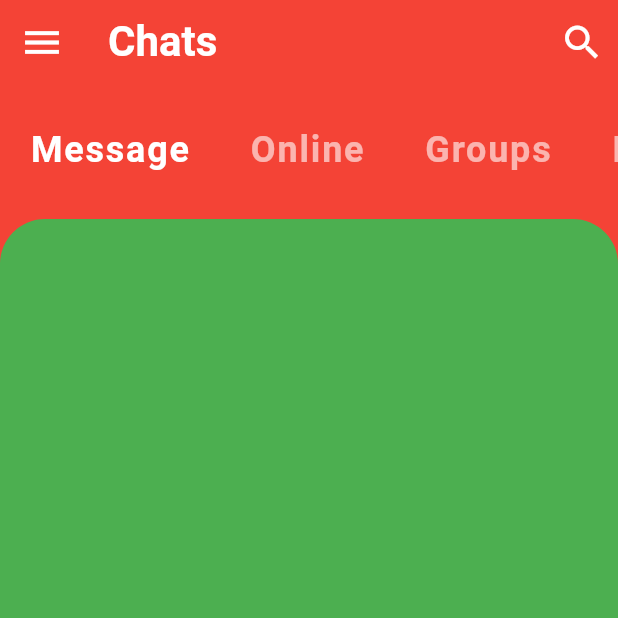
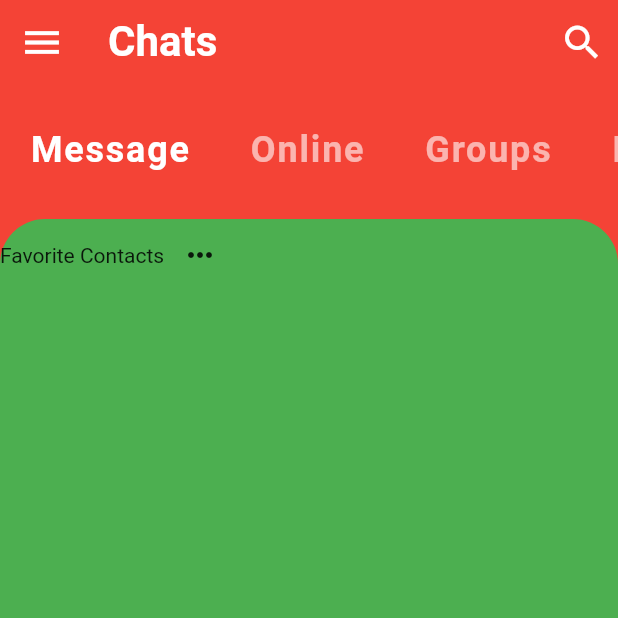
Before and after one commit to DenimCity/flutter-chatbox-ui, a Flutter app: the screen it shows after launch, on a phone screen of 412 x 824 dp, the top half of it. Run offline on Flutter 3.47's test engine with Material 2 defaults, Android fonts, the phone set to English and light mode, and no system bars.

Commit message:
created favorites component

```diff
--- a/lib/screens/home_screen.dart
+++ b/lib/screens/home_screen.dart
@@ -1,4 +1,5 @@
 import 'package:chat_box/widgets/category_selector.dart';
+import 'package:chat_box/widgets/favorite_contact.dart';
 import 'package:flutter/material.dart';
 
 class HomeScreen extends StatefulWidget {
@@ -35,11 +36,15 @@ class _HomeScreenState extends State<HomeScreen> {
           CategorySelector(),
           Expanded(
             child: Container(
-                decoration: BoxDecoration(
-                    color: Theme.of(context).accentColor,
-                    borderRadius: BorderRadius.only(
-                        topLeft: Radius.circular(30.0),
-                        topRight: Radius.circular(30.0)))),
+              decoration: BoxDecoration(
+                  color: Theme.of(context).accentColor,
+                  borderRadius: BorderRadius.only(
+                      topLeft: Radius.circular(30.0),
+                      topRight: Radius.circular(30.0))),
+              child: Column(
+                children: <Widget>[FavoirtContacts()],
+              ),
+            ),
           ),
         ],
       ),
--- /dev/null
+++ b/lib/widgets/favorite_contact.dart
@@ -0,0 +1,16 @@
+import 'package:flutter/material.dart';
+
+class FavoirtContacts extends StatelessWidget {
+  @override
+  Widget build(BuildContext context) {
+    return Row(
+      children: <Widget>[
+        Text("Favorite Contacts"),
+        IconButton(
+          icon: Icon(Icons.more_horiz),
+          onPressed: () {},
+        )
+      ],
+    );
+  }
+}
```
